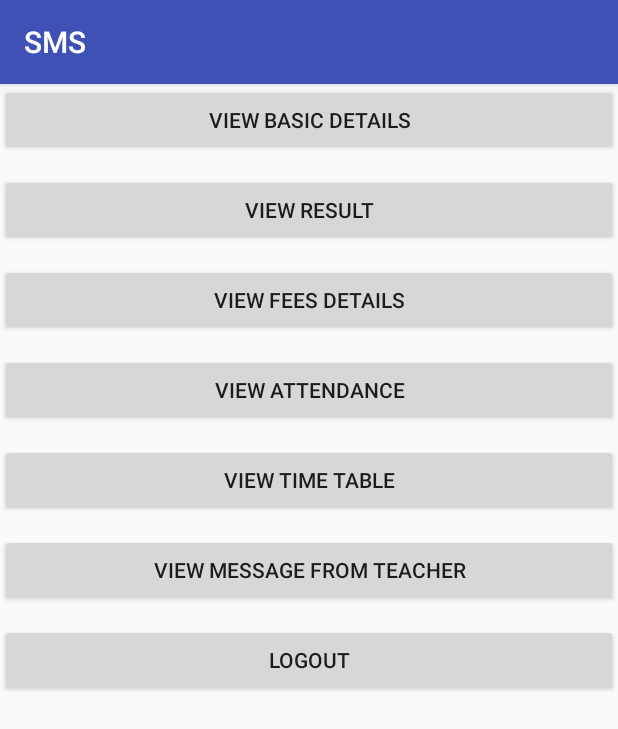
After one commit to sachinitk/SMS, an Android app: the stu_main screen opened directly, with no data from a screen before it, on a phone screen of 412 x 824 dp. The commit adds this screen. Shown: the top 729 px of the screen. Run offline under Robolectric (Android 15) with nearby library versions, the phone set to English and light mode, and no system bars.

Commit message:
student_main_menu is ready

```diff
--- a/app/src/main/AndroidManifest.xml
+++ b/app/src/main/AndroidManifest.xml
@@ -32,7 +32,8 @@
         <activity android:name=".Admin.studnent_details.update.edit_result" />
         <activity android:name=".Admin.studnent_details.update.edit_fees" />
         <activity android:name=".Admin.studnent_details.update.Notification_update" />
-        <activity android:name=".Admin.studnent_details.delete_student"></activity>
+        <activity android:name=".Admin.studnent_details.delete_student" />
+        <activity android:name=".Student.stu_main"></activity>
     </application>
 
 </manifest>
--- /dev/null
+++ b/app/src/main/java/com/example/sachin/sms/Student/stu_main.java
@@ -0,0 +1,15 @@
+package com.example.sachin.sms.Student;
+
+import android.support.v7.app.AppCompatActivity;
+import android.os.Bundle;
+
+import com.example.sachin.sms.R;
+
+public class stu_main extends AppCompatActivity {
+
+    @Override
+    protected void onCreate(Bundle savedInstanceState) {
+        super.onCreate(savedInstanceState);
+        setContentView(R.layout.activity_stu_main);
+    }
+}
--- /dev/null
+++ b/app/src/main/res/layout/activity_stu_main.xml
@@ -0,0 +1,59 @@
+<?xml version="1.0" encoding="utf-8"?>
+<RelativeLayout xmlns:android="http://schemas.android.com/apk/res/android"
+    xmlns:app="http://schemas.android.com/apk/res-auto"
+    xmlns:tools="http://schemas.android.com/tools"
+    android:layout_width="match_parent"
+    android:layout_height="match_parent"
+    tools:context="com.example.sachin.sms.Student.stu_main">
+    <Button
+        android:id="@+id/view_basic_info"
+        android:layout_width="match_parent"
+        android:layout_height="wrap_content"
+        android:text="@string/view_basic"
+        />
+
+
+    <Button
+        android:id="@+id/view_result"
+        android:layout_width="match_parent"
+        android:layout_height="wrap_content"
+        android:text="@string/view_result"
+        android:layout_marginTop="60dp"/>
+
+    <Button
+        android:id="@+id/view_fees"
+        android:layout_width="match_parent"
+        android:layout_height="wrap_content"
+        android:text="@string/view_fees"
+        android:layout_marginTop="120dp"/>
+
+    <Button
+        android:id="@+id/view_attendance"
+        android:layout_width="match_parent"
+        android:layout_height="wrap_content"
+        android:text="@string/view_attendece"
+        android:layout_marginTop="180dp"/>
+
+
+    <Button
+        android:id="@+id/view_timetable"
+        android:layout_width="match_parent"
+        android:layout_height="wrap_content"
+        android:text="@string/view_timetable"
+        android:layout_marginTop="240dp"/>
+
+    <Button
+        android:id="@+id/view_message"
+        android:layout_width="match_parent"
+        android:layout_height="wrap_content"
+        android:text="@string/view_Message"
+        android:layout_marginTop="300dp"/>
+    <Button
+        android:id="@+id/stud_logout"
+        android:layout_width="match_parent"
+        android:layout_height="wrap_content"
+        android:text="@string/logout"
+        android:layout_marginTop="360dp"/>
+
+
+</RelativeLayout>
--- a/app/src/main/res/values/strings.xml
+++ b/app/src/main/res/values/strings.xml
@@ -33,6 +33,12 @@
     <string name="Due_amount">Due Amount</string>
     <string name="Fees_status">Fees Status Message</string>
     <string name="submit_fees">Submit Fees Details</string>
+    <string name="view_basic">View Basic Details</string>
+    <string name="view_result">View Result</string>
+    <string name="view_fees">View fees details</string>
+    <string name="view_attendece">View Attendance</string>
+    <string name="view_timetable">View Time Table</string>
+    <string name="view_Message">View Message from Teacher</string>
 
 
     <string-array name="sem_arrays">
```
